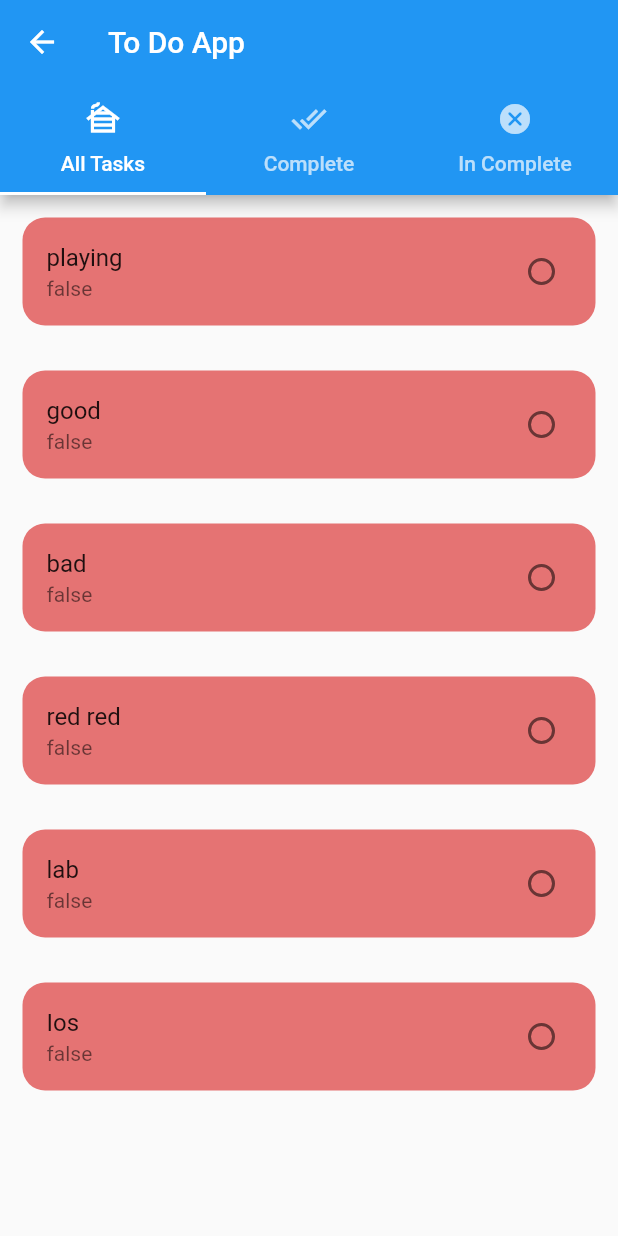
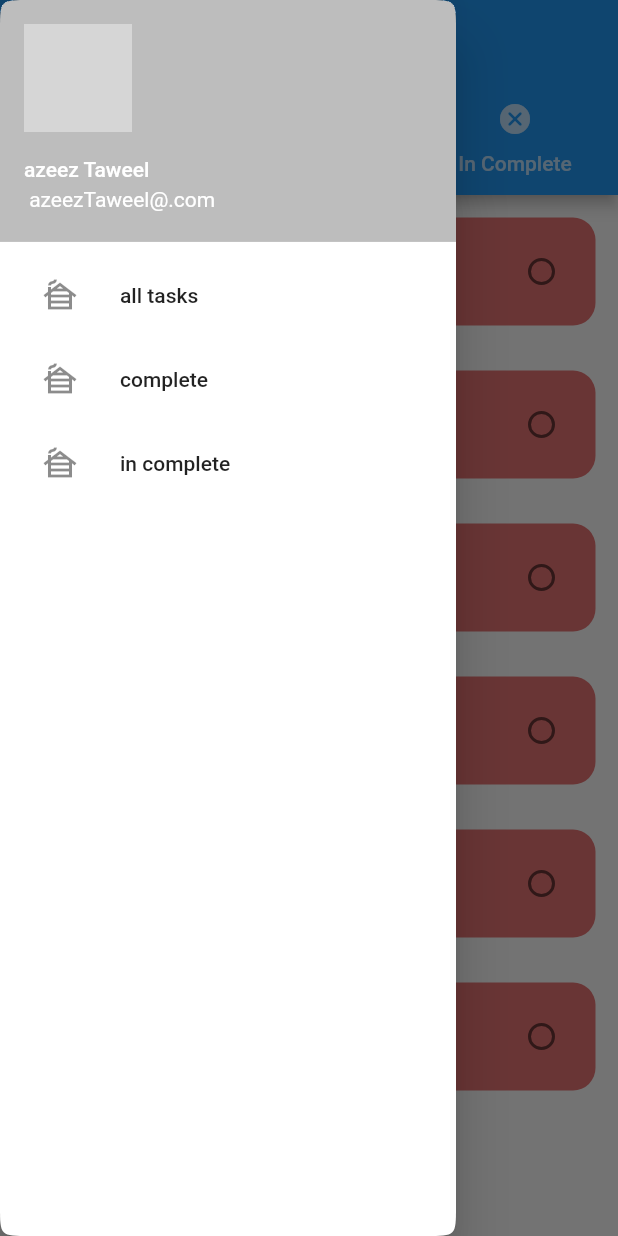
Before and after one commit to UserAzeez100/Homework_Training, a Flutter app: the AllTasksScreen screen opened directly, with the side drawer open (before the commit the screen has no drawer), on a phone screen of 412 x 824 dp. Run offline on Flutter 3.47's test engine with Material 2 defaults, Android fonts, the phone set to English and light mode, and no system bars; network calls fail; grey boxes are pictures that could not be loaded.

Commit message:
finish assignemt3_products  commit

```diff
--- a/lib/assignemt_category_tabs_favorite/model/Category.dart
+++ b/lib/assignemt_category_tabs_favorite/model/Category.dart
@@ -4,7 +4,9 @@ class Category {
   String title;
   String imageUrl;
   bool favoriteState;
+  List<String>? textList;
 
-   Category(
-      {required this.id, required this.title, required this.imageUrl, this.favoriteState=false});
+
+  Category(
+      {required this.id, required this.title, required this.imageUrl, this.favoriteState=false,this.textList});
 }
--- a/lib/assignemt_category_tabs_favorite/screen/fragment/favorite_category_fragment.dart
+++ b/lib/assignemt_category_tabs_favorite/screen/fragment/favorite_category_fragment.dart
@@ -1,10 +1,10 @@
 import 'package:flutter/material.dart';
 import 'package:home_work/data/category_data.dart';
-
 import '../../widget/category_widget.dart';
 
 class FavoriteCategoryFragment extends StatefulWidget {
-   FavoriteCategoryFragment({Key? key,required this.updateUiFunc}) : super(key: key);
+   FavoriteCategoryFragment({Key? key,required this.updateUiFunc
+   }) : super(key: key);
   Function updateUiFunc;
 
   @override
--- a/lib/assignemt_todo/screen/all_tasks_screen.dart
+++ b/lib/assignemt_todo/screen/all_tasks_screen.dart
@@ -1,5 +1,6 @@
 import 'package:flutter/material.dart';
 
+import '../../assignemt1/assignment _1.dart';
 import 'fragment/complete_tasks_fragment.dart';
 import 'fragment/in_complete_tasks_fragment.dart';
 import 'fragment/tasks_fragment.dart';
@@ -15,35 +16,68 @@ class AllTasksScreen extends StatefulWidget {
 }
 
 
-class _AllTasksScreenState extends State<AllTasksScreen> {
+
+class _AllTasksScreenState extends State<AllTasksScreen>with SingleTickerProviderStateMixin {
+  late TabController tabsController;
+
+  tabControllerFunc(){
+    tabsController=TabController(length: 3, vsync: this);
+
+  }
+
+  @override
+  void initState() {
+    tabControllerFunc();
+  }
+
+
   updateUiFunction(){
     setState(() {
 
     });
   }
 
+
   @override
   Widget build(BuildContext context) {
-    return DefaultTabController(
-      length: 3,
-      child: Scaffold(
+    return Scaffold(
       appBar: AppBar(
         title: Text('To Do App'),
-          bottom: TabBar(tabs: [
+        bottom: TabBar(controller: tabsController,tabs: [
           Tab(
             icon: Icon(Icons.cabin_outlined),text: 'All Tasks',),
              Tab(icon: Icon(Icons.done_all_sharp), text: 'Complete'),
           Tab(icon: Icon(Icons.cancel_rounded), text: 'In Complete')
         ]),
       ),
-        body:TabBarView(children: [
+        drawer: Drawer(
+          backgroundColor: Colors.white,
+          shape: ContinuousRectangleBorder(borderRadius: BorderRadiusDirectional.circular(20)),
+
+          child: Column(children: [
+            UserAccountsDrawerHeader(decoration: BoxDecoration(color: Colors.black26),
+
+                currentAccountPicture: ClipRRect(borderRadius: BorderRadius.circular(30),
+                    child: Image.asset('images/image3.jpeg',fit: BoxFit.fill,)),
+                accountName: Text('azeez Taweel'),
+                accountEmail: Text(' azeezTaweel@.com')),
+            ListTileWidget('all tasks',IconButton(onPressed: (){
+              tabsController.animateTo(0);
+            },icon: Icon(Icons.cabin))),
+            ListTileWidget('complete', IconButton(onPressed: (){
+              tabsController.animateTo(1);
+            }, icon: Icon(Icons.cabin))),
+            ListTileWidget('in complete ', IconButton(onPressed: (){
+              tabsController.animateTo(2);
+            },icon: Icon(Icons.cabin) )),
+            Spacer(),
+          ]),
+        ),
+      body:TabBarView(controller: tabsController,children: [
         TasksFragment(updateUi:updateUiFunction ),
         InCompleteTasksFragment(updateUi: updateUiFunction),
         CompleteTasksFragment(updateUi: updateUiFunction)
       ])
-
-
-      ),
     );
   }
 }
--- a/lib/main.dart
+++ b/lib/main.dart
@@ -1,5 +1,9 @@
 import 'package:flutter/material.dart';
+import 'package:home_work/assignemt1/assignment%20_1.dart';
+import 'package:home_work/assignemt3_products/screen/categories_screen.dart';
 import 'package:home_work/assignemt_category_tabs_favorite/screen/assignment_2.dart';
+import 'package:home_work/assignemt_todo/screen/all_tasks_screen.dart';
+import 'package:home_work/training_1/assignment_3.dart';
 
 void main() {
   runApp(const MyApp());
@@ -14,7 +18,7 @@ class MyApp extends StatelessWidget {
     return MaterialApp(
       title: 'Flutter Demo',
       debugShowCheckedModeBanner: false,
-      home:Assignment_2(),
+      home:CategoriesScreen(),
 
 
 
```
Also changed, not shown: lib/assignemt1/assignment _1.dart (+8 -5 lines), lib/assignemt3_products/screen/categories_screen.dart (added, +93 -0 lines), lib/assignemt3_products/screen/fragment/trips_fragment.dart (added, +26 -0 lines), lib/assignemt3_products/widget/category_item.dart (added, +52 -0 lines), lib/assignemt3_products/widget/category_tab_item.dart (added, +40 -0 lines), lib/assignemt3_products/widget/trip_item.dart (added, +40 -0 lines), lib/assignemt_category_tabs_favorite/screen/assignment_2.dart (+25 -15 lines), lib/assignemt_category_tabs_favorite/widget/category_widget.dart (+7 -7 lines). Lines whose indentation alone changed are shown as unchanged.
